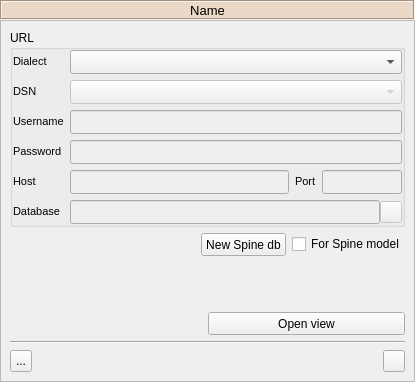
spine-tools/Spine-Toolbox, file spinetoolbox/project_items/data_store/ui/data_store_properties.ui: the form before one commit.
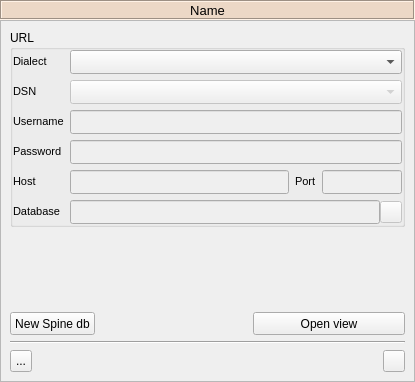
The form after the commit. Icons and pictures are not drawn. Custom widgets are drawn as their Qt base class.

```diff
--- a/spinetoolbox/project_items/data_store/ui/data_store_properties.ui
+++ b/spinetoolbox/project_items/data_store/ui/data_store_properties.ui
@@ -560,59 +560,6 @@
          </layout>
         </widget>
        </item>
-       <item>
-        <layout class="QGridLayout" name="gridLayout">
-         <item row="0" column="1">
-          <widget class="QPushButton" name="pushButton_create_new_spine_db">
-           <property name="minimumSize">
-            <size>
-             <width>85</width>
-             <height>23</height>
-            </size>
-           </property>
-           <property name="maximumSize">
-            <size>
-             <width>16777215</width>
-             <height>23</height>
-            </size>
-           </property>
-           <property name="toolTip">
-            <string>&lt;html&gt;&lt;head/&gt;&lt;body&gt;&lt;p&gt;Create new Spine database at the selected URL, or at a default one if the selected is not valid.&lt;/p&gt;&lt;/body&gt;&lt;/html&gt;</string>
-           </property>
-           <property name="text">
-            <string>New Spine db</string>
-           </property>
-           <property name="icon">
-            <iconset resource="../../../ui/resources/resources_icons.qrc">
-             <normaloff>:/symbols/Spine_symbol.png</normaloff>:/symbols/Spine_symbol.png</iconset>
-           </property>
-          </widget>
-         </item>
-         <item row="0" column="0">
-          <spacer name="horizontalSpacer_2">
-           <property name="orientation">
-            <enum>Qt::Horizontal</enum>
-           </property>
-           <property name="sizeHint" stdset="0">
-            <size>
-             <width>40</width>
-             <height>20</height>
-            </size>
-           </property>
-          </spacer>
-         </item>
-         <item row="0" column="2">
-          <widget class="QCheckBox" name="checkBox_for_spine_model">
-           <property name="toolTip">
-            <string>&lt;html&gt;&lt;head/&gt;&lt;body&gt;&lt;p&gt;Add specific data structure for Spine model to the new Spine database.&lt;/p&gt;&lt;/body&gt;&lt;/html&gt;</string>
-           </property>
-           <property name="text">
-            <string>For Spine model</string>
-           </property>
-          </widget>
-         </item>
-        </layout>
-       </item>
        <item>
         <spacer name="verticalSpacer_2">
          <property name="orientation">
@@ -628,6 +575,32 @@
        </item>
        <item>
         <layout class="QHBoxLayout" name="horizontalLayout">
+         <item>
+          <widget class="QPushButton" name="pushButton_create_new_spine_db">
+           <property name="minimumSize">
+            <size>
+             <width>85</width>
+             <height>23</height>
+            </size>
+           </property>
+           <property name="maximumSize">
+            <size>
+             <width>16777215</width>
+             <height>23</height>
+            </size>
+           </property>
+           <property name="toolTip">
+            <string>&lt;html&gt;&lt;head/&gt;&lt;body&gt;&lt;p&gt;Create new Spine database at the selected URL, or at a default one if the selected is not valid.&lt;/p&gt;&lt;/body&gt;&lt;/html&gt;</string>
+           </property>
+           <property name="text">
+            <string>New Spine db</string>
+           </property>
+           <property name="icon">
+            <iconset resource="../../../ui/resources/resources_icons.qrc">
+             <normaloff>:/symbols/Spine_symbol.png</normaloff>:/symbols/Spine_symbol.png</iconset>
+           </property>
+          </widget>
+         </item>
          <item>
           <spacer name="horizontalSpacer">
            <property name="orientation">
```
Left out of the diff: 2 changed lines with no effect on the pictures.
